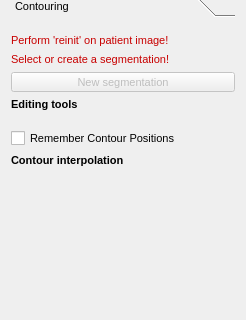
Old version of the form Modules/Bundles/org.mitk.gui.qt.segmentation/src/internal/QmitkSegmentationControls.ui in the repository MITK/MITK; both pictures show x 0 to 246 and y 112 to 432 of the 246 by 591 pixel window.
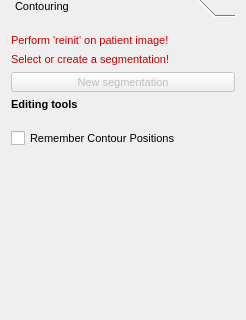
New version of the form. Icons and pictures are not drawn. Custom widgets are drawn as their Qt base class.

Patch:
```diff
--- a/Modules/Bundles/org.mitk.gui.qt.segmentation/src/internal/QmitkSegmentationControls.ui
+++ b/Modules/Bundles/org.mitk.gui.qt.segmentation/src/internal/QmitkSegmentationControls.ui
@@ -512,19 +512,6 @@
          </property>
         </widget>
        </item>
-       <item>
-        <widget class="QLabel" name="lblInterpolation">
-         <property name="font">
-          <font>
-           <weight>75</weight>
-           <bold>true</bold>
-          </font>
-         </property>
-         <property name="text">
-          <string>Contour interpolation</string>
-         </property>
-        </widget>
-       </item>
        <item>
         <widget class="QmitkSlicesInterpolator" name="m_SlicesInterpolator" native="true">
          <property name="font">
```
Left out of the diff: 12 changed lines with no effect on the pictures.
